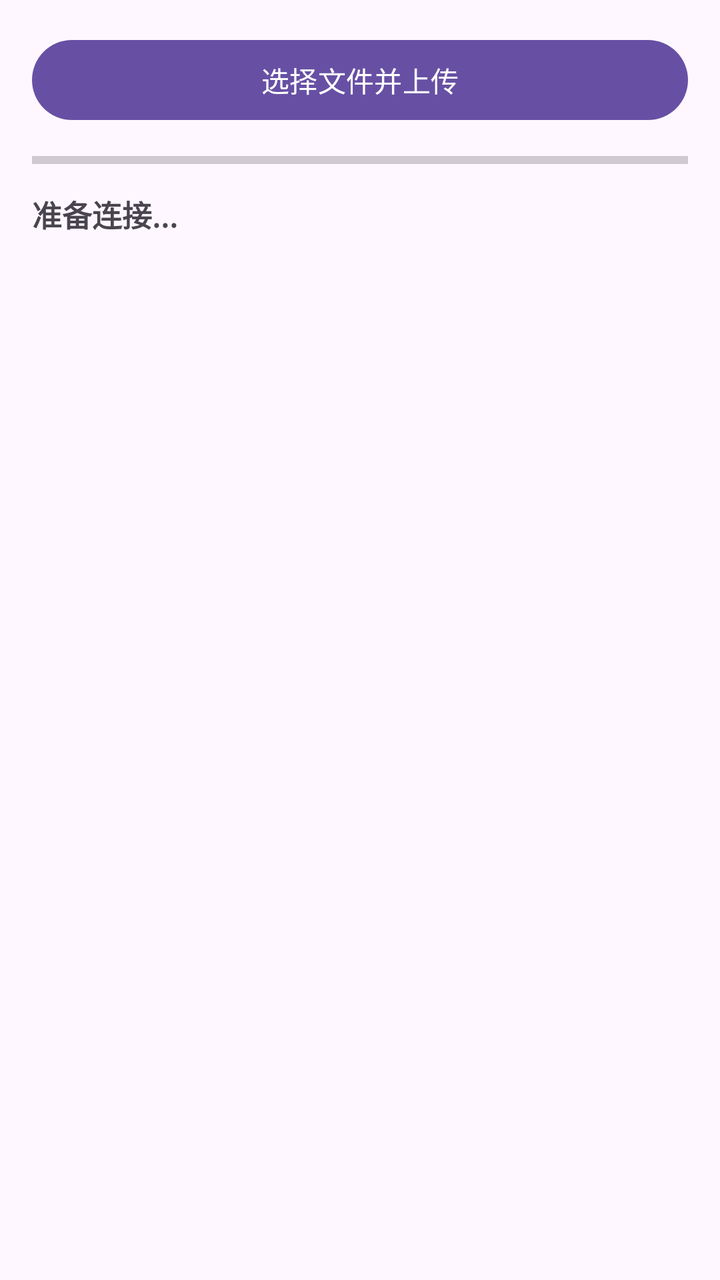
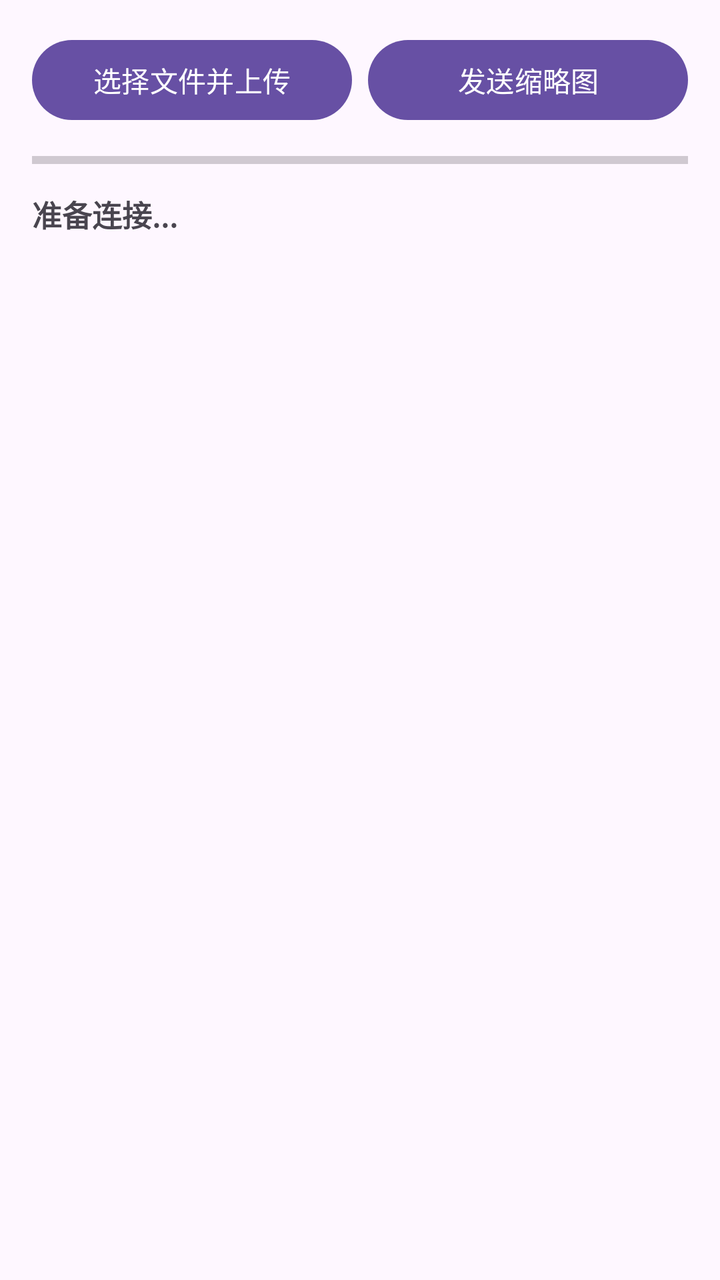

Screens rendered from an Android XML layout before and after an edit, with the pre-edit source and the edit as a unified diff.
<!-- AndroidManifest.xml: application theme Theme.LocalConnect -->
<!-- res/layout/activity_main.xml -->
<?xml version="1.0" encoding="utf-8"?>
<LinearLayout xmlns:android="http://schemas.android.com/apk/res/android"
    android:id="@+id/main"
    android:layout_width="match_parent"
    android:layout_height="match_parent"
    android:orientation="vertical"
    android:padding="16dp">

    <Button
        android:id="@+id/pickButton"
        android:layout_width="match_parent"
        android:layout_height="wrap_content"
        android:text="选择文件并上传" />

    <ProgressBar
        android:id="@+id/progressBar"
        style="?android:attr/progressBarStyleHorizontal"
        android:layout_width="match_parent"
        android:layout_height="wrap_content"
        android:layout_marginTop="8dp"
        android:max="100"
        android:progress="0" />

    <TextView
        android:id="@+id/statusText"
        android:layout_width="match_parent"
        android:layout_height="wrap_content"
        android:layout_marginTop="8dp"
        android:text="准备连接..."
        android:textSize="15sp"
        android:textStyle="bold" />

    <TextView
        android:id="@+id/logText"
        android:layout_width="match_parent"
        android:layout_height="0dp"
        android:layout_weight="1"
        android:layout_marginTop="8dp"
        android:fontFamily="monospace"
        android:textSize="11sp"
        android:scrollbars="vertical" />

</LinearLayout>
<!-- resources referenced by this layout -->
<resources>
  <style name="Theme.LocalConnect" parent="Base.Theme.LocalConnect" />
  <style name="Base.Theme.LocalConnect" parent="Theme.Material3.DayNight.NoActionBar">
          
          
      </style>
</resources>

<!-- the commit's change to res/layout/activity_main.xml (unified diff, before → after) -->
@@ -6,11 +6,27 @@
     android:orientation="vertical"
     android:padding="16dp">
 
-    <Button
-        android:id="@+id/pickButton"
+    <LinearLayout
         android:layout_width="match_parent"
         android:layout_height="wrap_content"
-        android:text="选择文件并上传" />
+        android:orientation="horizontal">
+
+        <Button
+            android:id="@+id/pickButton"
+            android:layout_width="0dp"
+            android:layout_height="wrap_content"
+            android:layout_weight="1"
+            android:text="选择文件并上传" />
+
+        <Button
+            android:id="@+id/thumbButton"
+            android:layout_width="0dp"
+            android:layout_height="wrap_content"
+            android:layout_marginStart="8dp"
+            android:layout_weight="1"
+            android:text="发送缩略图" />
+
+    </LinearLayout>
 
     <ProgressBar
         android:id="@+id/progressBar"
